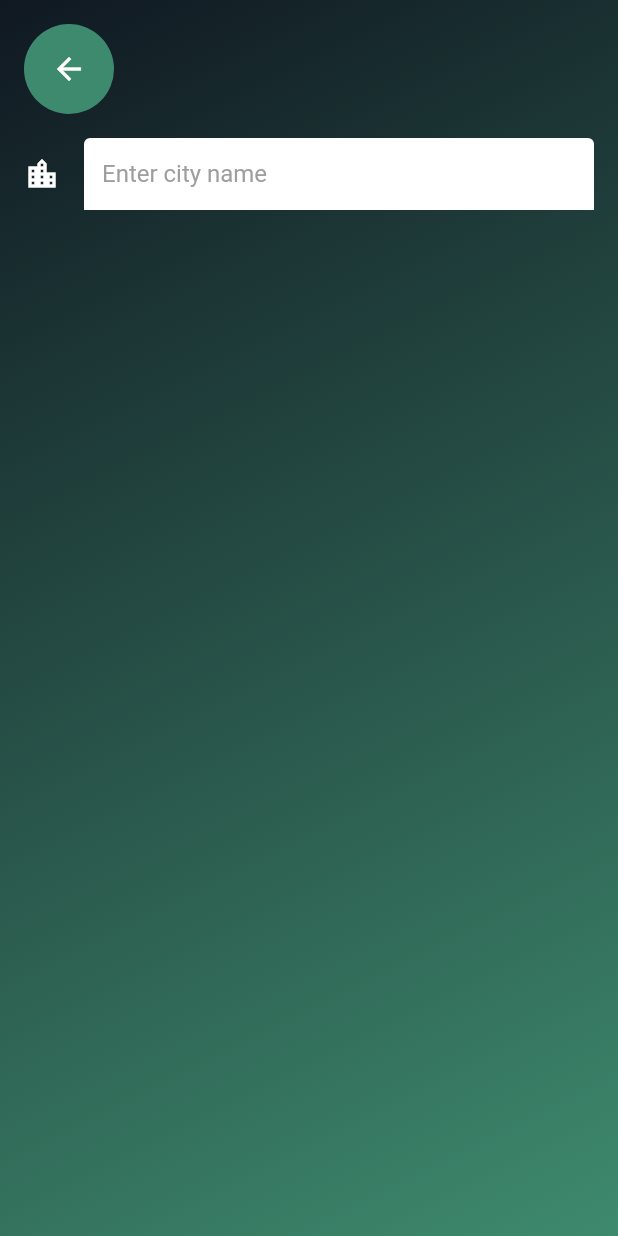
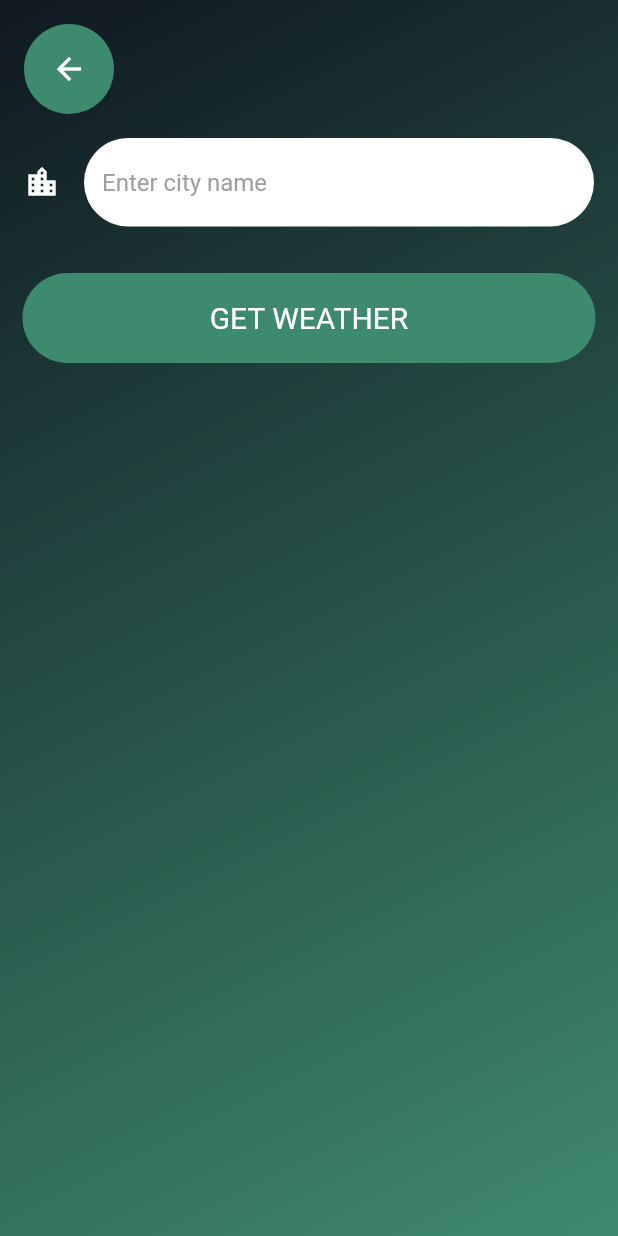
Before and after one commit to bekzodrakhmatof/weather_info, a Flutter app: the CityPage screen opened directly, on a phone screen of 412 x 824 dp. Run offline on Flutter 3.47's test engine with Material 2 defaults, Android fonts, the phone set to English and light mode, and no system bars; our stand-ins replace flutter_spinkit, geolocator; statements that could not run were skipped.

Commit message:
City Name enter page implemented

```diff
--- a/lib/city_page.dart
+++ b/lib/city_page.dart
@@ -1,4 +1,5 @@
 import 'package:flutter/material.dart';
+import 'constants.dart';
 
 class CityPage extends StatefulWidget {
   @override
@@ -6,6 +7,9 @@ class CityPage extends StatefulWidget {
 }
 
 class _CityPageState extends State<CityPage> {
+
+  String cityName;
+
   @override
   Widget build(BuildContext context) {
     return Scaffold(
@@ -22,6 +26,7 @@ class _CityPageState extends State<CityPage> {
             ),
             child: SafeArea(
               child: Column(
+                crossAxisAlignment: CrossAxisAlignment.stretch,
                 children: <Widget>[
                   Align(
                     alignment: Alignment.topLeft,
@@ -48,24 +53,41 @@ class _CityPageState extends State<CityPage> {
                   Container(
                     padding: EdgeInsets.all(16),
                     child: TextField(
-                      decoration: InputDecoration(
-                        filled: true,
-                        fillColor: Colors.white,
-                        icon: Icon(
-                          Icons.location_city,
-                          color: Colors.white,
+                      style: TextStyle(
+                        color: Colors.black,
+                      ),
+                      decoration: kTextFieldInputDecoration,
+                      onChanged: (value){
+                        cityName = value;
+                      },
+                    ),
+                  ),
+                  GestureDetector(
+                    onTap: (){
+                      Navigator.pop(context, cityName);
+                    },
+                    child: Container(
+                      child: Center(
+                        child: Text(
+                          "GET WEATHER",
+                          style: TextStyle(
+                            fontSize: 20,
+                          ),
                         ),
-                        hintText: "Enter city name",
-                        hintStyle: TextStyle(
-                          color: Colors.grey
-                        )
                       ),
+                      margin: EdgeInsets.all(15),
+                      decoration: BoxDecoration(
+                        color: Color(0xFF3E8A6E),
+                        borderRadius: BorderRadius.circular(30),
+                      ),
+                      width: double.infinity,
+                      height: 60,
                     ),
                   )
                 ],
-              )
-            )
-        )
+              ),
+            ),
+        ),
     );
   }
 }
--- a/lib/constants.dart
+++ b/lib/constants.dart
@@ -17,3 +17,22 @@ const kConditionTextStyle = TextStyle(
   fontFamily: "Spartan MB",
   fontSize: 60,
 );
+
+const kTextFieldInputDecoration = InputDecoration(
+  filled: true,
+  fillColor: Colors.white,
+  icon: Icon(
+    Icons.location_city,
+    color: Colors.white,
+  ),
+  hintText: "Enter city name",
+  hintStyle: TextStyle(
+    color: Colors.grey,
+  ),
+  border: OutlineInputBorder(
+    borderRadius: BorderRadius.all(
+      Radius.circular(30),
+    ),
+    borderSide: BorderSide.none,
+  ),
+);
```
Also changed, not shown: lib/location_page.dart (+15 -10 lines), lib/networking.dart (+22 -9 lines).
